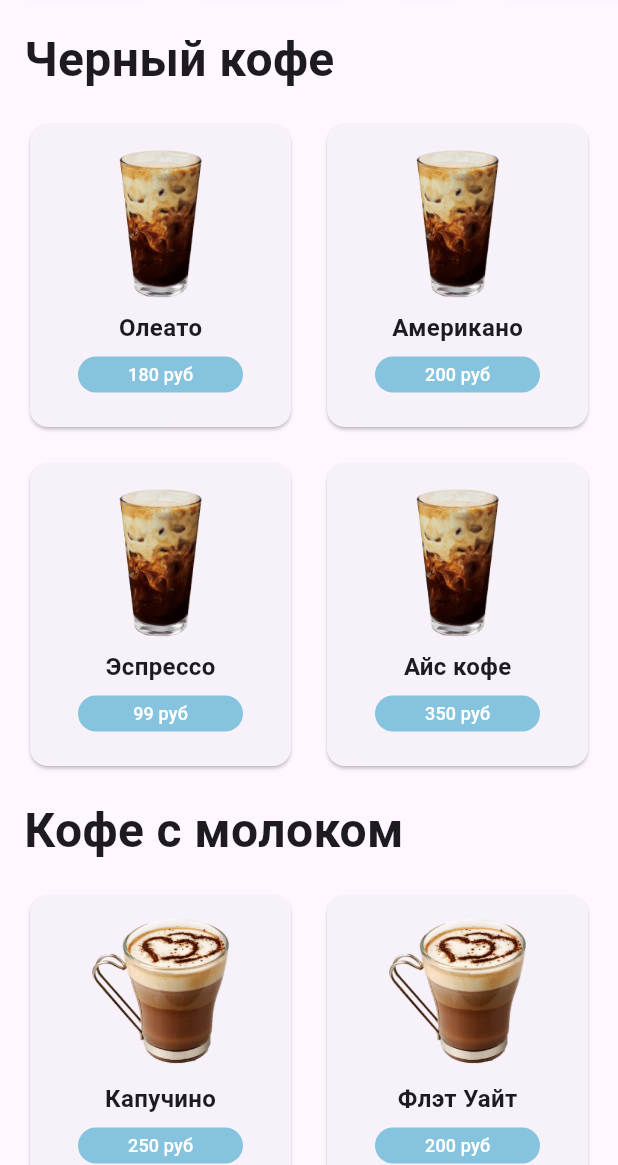
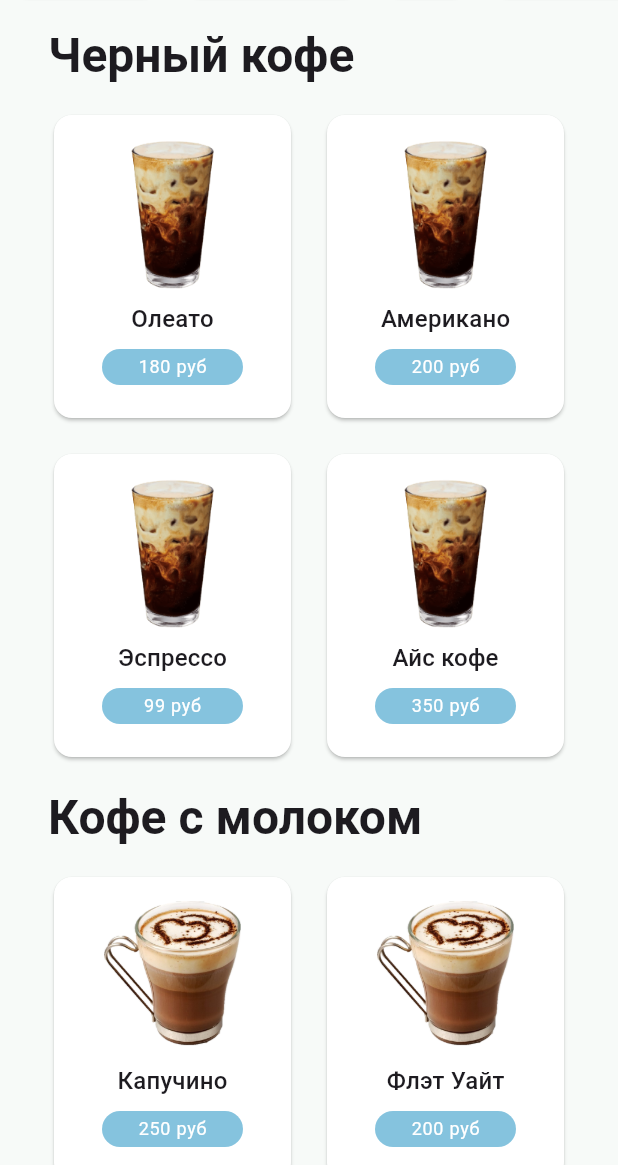
Before and after one commit to SeitovaRalina/Flutter-Course, a Flutter app: the screen it shows after launch, on a phone screen of 412 x 824 dp, the part 71-1236 px from its top. Run offline on Flutter 3.47's test engine with Material 3 defaults, Android fonts, the phone set to English and light mode, and no system bars; generated files the repository leaves out were written again.

Commit message:
refactor: highlight textTheme + allocate separate class for the categories

```diff
--- a/lib/src/features/menu/view/menu_screen.dart
+++ b/lib/src/features/menu/view/menu_screen.dart
@@ -1,8 +1,6 @@
 import 'package:flutter/material.dart';
 import 'package:flutter_course/src/features/menu/models/menu_category.dart';
-
-import 'package:flutter_course/src/features/menu/models/menu_item.dart';
-import 'package:flutter_course/src/features/menu/view/widgets/menu_item_card.dart';
+import 'package:flutter_course/src/features/menu/view/widgets/menu_categories.dart';
 import 'package:flutter_course/src/theme/app_colors.dart';
 
 class MenuScreen extends StatefulWidget {
@@ -57,11 +55,9 @@ class _MenuScreenState extends State<MenuScreen> {
       currentCategoryIndex = index;
     });
 
-    double scrollTo = index * 610;
-    _categoryScrollController.animateTo(
+    double scrollTo = index * 500;
+    _scrollController.jumpTo(
       scrollTo,
-      duration: const Duration(milliseconds: 300),
-      curve: Curves.easeInOut,
     );
   }
 
@@ -85,23 +81,7 @@ class _MenuScreenState extends State<MenuScreen> {
                 controller: _scrollController,
                 itemCount: categories.length,
                 itemBuilder: (context, index) {
-                  final category = categories[index];
-                  final items = menuItems
-                      .where((item) => item.categoryId == index)
-                      .toList();
-                  return Padding(
-                    padding: const EdgeInsets.symmetric(
-                      horizontal: 16.0,
-                    ),
-                    child: Column(
-                      crossAxisAlignment: CrossAxisAlignment.start,
-                      mainAxisSize: MainAxisSize.min,
-                      children: [
-                        _buildCategoryTitle(category.title),
-                        _buildItemGrid(items),
-                      ],
-                    ),
-                  );
+                  return MenuCategories(categoryIndex: index);
                 },
               ),
             ),
@@ -139,34 +119,4 @@ class _MenuScreenState extends State<MenuScreen> {
       ),
     );
   }
-
-  Widget _buildCategoryTitle(String title) {
-    return Padding(
-      padding: const EdgeInsets.symmetric(vertical: 16.0),
-      child: Text(
-        title,
-        style: const TextStyle(
-          fontSize: 32,
-          fontWeight: FontWeight.bold,
-        ),
-      ),
-    );
-  }
-
-  Widget _buildItemGrid(List<MenuItem> items) {
-    return GridView.builder(
-      shrinkWrap: true,
-      physics: const NeverScrollableScrollPhysics(),
-      gridDelegate: const SliverGridDelegateWithFixedCrossAxisCount(
-        crossAxisCount: 2,
-        crossAxisSpacing: 16,
-        mainAxisSpacing: 16,
-        mainAxisExtent: 210,
-      ),
-      itemCount: items.length,
-      itemBuilder: (context, itemIndex) {
-        return MenuItemCard(item: items[itemIndex]);
-      },
-    );
-  }
 }
--- /dev/null
+++ b/lib/src/features/menu/view/widgets/menu_categories.dart
@@ -0,0 +1,60 @@
+import 'package:flutter/material.dart';
+import 'package:flutter_course/src/features/menu/models/menu_category.dart';
+import 'package:flutter_course/src/features/menu/models/menu_item.dart';
+import 'package:flutter_course/src/features/menu/view/widgets/menu_item_card.dart';
+
+class MenuCategories extends StatelessWidget {
+  final int categoryIndex;
+
+  const MenuCategories({
+    Key? key,
+    required this.categoryIndex,
+  }) : super(key: key);
+
+  @override
+  Widget build(BuildContext context) {
+    final category = categories[categoryIndex];
+    final items =
+        menuItems.where((item) => item.categoryId == categoryIndex).toList();
+    return Padding(
+      padding: const EdgeInsets.symmetric(
+        horizontal: 32.0,
+      ),
+      child: Column(
+        crossAxisAlignment: CrossAxisAlignment.start,
+        mainAxisSize: MainAxisSize.min,
+        children: [
+          _buildCategoryTitle(context, category.title),
+          _buildItemGrid(items),
+        ],
+      ),
+    );
+  }
+
+  Widget _buildCategoryTitle(BuildContext context, String title) {
+    return Padding(
+      padding: const EdgeInsets.symmetric(vertical: 16.0),
+      child: Text(
+        title,
+        style: Theme.of(context).textTheme.headlineLarge,
+      ),
+    );
+  }
+
+  Widget _buildItemGrid(List<MenuItem> items) {
+    return GridView.builder(
+      shrinkWrap: true,
+      physics: const NeverScrollableScrollPhysics(),
+      gridDelegate: const SliverGridDelegateWithFixedCrossAxisCount(
+        crossAxisCount: 2,
+        crossAxisSpacing: 16,
+        mainAxisSpacing: 16,
+        mainAxisExtent: 210,
+      ),
+      itemCount: items.length,
+      itemBuilder: (context, itemIndex) {
+        return MenuItemCard(item: items[itemIndex]);
+      },
+    );
+  }
+}
--- a/lib/src/features/menu/view/widgets/menu_item_card.dart
+++ b/lib/src/features/menu/view/widgets/menu_item_card.dart
@@ -49,7 +49,7 @@ class _MenuItemCardState extends State<MenuItemCard> {
       padding: const EdgeInsets.symmetric(vertical: 8),
       child: Text(
         widget.item.title,
-        style: const TextStyle(fontSize: 16, fontWeight: FontWeight.bold),
+        style: Theme.of(context).textTheme.titleMedium,
       ),
     );
   }
@@ -57,12 +57,13 @@ class _MenuItemCardState extends State<MenuItemCard> {
   Widget _buildQuantityControls() {
     return SizedBox(
       height: 24,
-      child:
-          showQuantityButtons ? _buildAdjustableQuantity() : _buildAddButton(),
+      child: showQuantityButtons
+          ? _buildQuantitySelector()
+          : _buildBuyButton(),
     );
   }
 
-  Widget _buildAdjustableQuantity() {
+  Widget _buildQuantitySelector() {
     return Row(
       mainAxisSize: MainAxisSize.min,
       mainAxisAlignment: MainAxisAlignment.end,
@@ -143,16 +144,13 @@ class _MenuItemCardState extends State<MenuItemCard> {
         alignment: Alignment.center,
         child: Text(
           '$_quantity',
-          style: const TextStyle(
-            color: AppColors.white,
-            fontSize: 12,
-          ),
+          style: Theme.of(context).textTheme.labelMedium!.copyWith(color: AppColors.white),
         ),
       ),
     );
   }
 
-  Widget _buildAddButton() {
+  Widget _buildBuyButton() {
     return SizedBox(
       height: 24,
       child: TextButton(
@@ -168,10 +166,7 @@ class _MenuItemCardState extends State<MenuItemCard> {
         child: Center(
           child: Text(
             '${widget.item.price} руб',
-            style: const TextStyle(
-              color: AppColors.white,
-              fontSize: 12,
-            ),
+            style: Theme.of(context).textTheme.labelMedium!.copyWith(color: AppColors.white),
           ),
         ),
       ),
--- a/lib/src/theme/theme.dart
+++ b/lib/src/theme/theme.dart
@@ -1,6 +1,16 @@
 import 'package:flutter/material.dart';
+import 'package:flutter_course/src/theme/app_colors.dart';
 
 final theme = ThemeData(
-  cardTheme: const CardTheme(),
-  textTheme: const TextTheme(),
+  useMaterial3: true,
+  scaffoldBackgroundColor: AppColors.background,
+  cardTheme: const CardTheme(
+    color: AppColors.white,
+  ),
+  textTheme: const TextTheme(
+    headlineLarge: TextStyle(fontWeight: FontWeight.w600),
+    titleMedium: TextStyle(fontWeight: FontWeight.w500),
+    titleSmall: TextStyle(fontWeight: FontWeight.w400),
+    labelMedium: TextStyle(fontWeight: FontWeight.w400),
+  ),
 );
```
